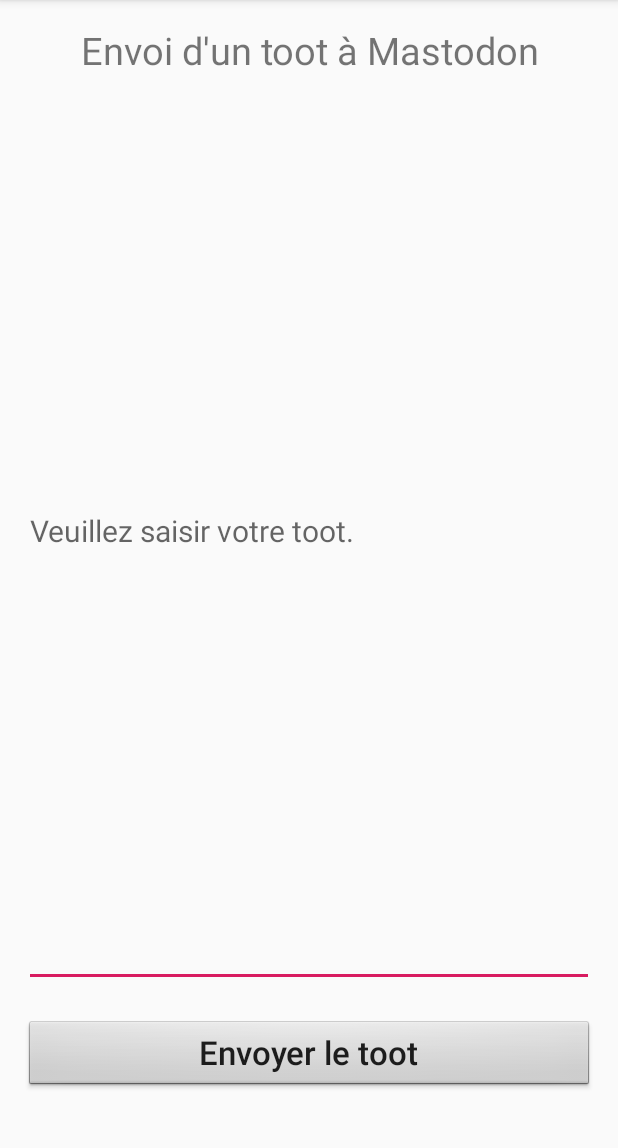
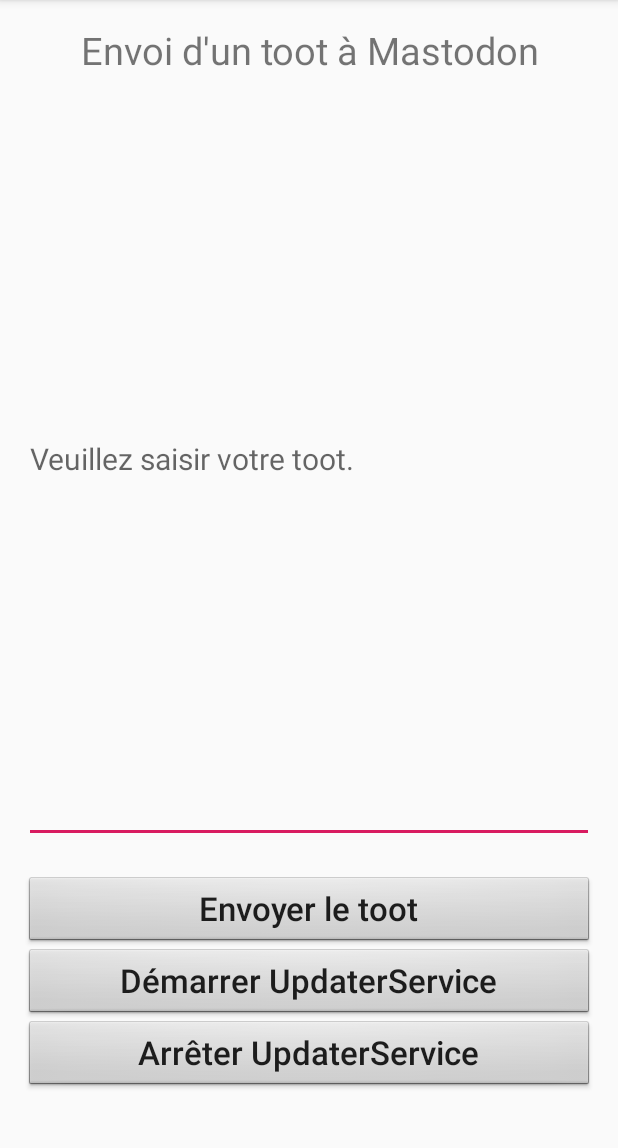
Before and after one commit to NicholasPaquetCegepSI/Yamba, an Android app: the screen it shows after launch (StatusActivity), on a phone screen of 412 x 824 dp, the part 84-1232 px from its top. Run offline under Robolectric (Android 15) with nearby library versions, the phone set to English and light mode, and no system bars; libraries missing offline, so code that uses them is left out: social.bigbone, social.bigbone.api.

Commit message:
Création d'un service de récupération de toot qui roule aux 30 secondes.

```diff
--- a/app/src/main/java/net/info420/yamba/StatusActivity.java
+++ b/app/src/main/java/net/info420/yamba/StatusActivity.java
@@ -2,6 +2,8 @@
 
 import androidx.appcompat.app.AppCompatActivity;
 
+import android.annotation.SuppressLint;
+import android.content.Intent;
 import android.os.Bundle;
 import android.os.Handler;
 import android.util.Log;
@@ -9,8 +11,6 @@
 import android.widget.Button;
 import android.widget.EditText;
 import android.widget.Toast;
-
-import java.util.concurrent.atomic.AtomicBoolean;
 
 import social.bigbone.MastodonClient;
 import social.bigbone.MastodonRequest;
@@ -20,7 +20,8 @@
 public class StatusActivity extends AppCompatActivity implements View.OnClickListener {
     private static final String TAG = "StatusActivity";
     EditText editStatus;
-    Button buttonUpdate;
+    Button buttonUpdate, buttonStartUpdaterService, buttonStopUpdaterService;
+    Intent intentUpdaterService;
     MastodonClient client;
     MastodonRequest<Status> request;
     Handler handler;
@@ -34,15 +35,26 @@
         // Composantes
         editStatus = findViewById(R.id.editStatus);
         buttonUpdate = findViewById(R.id.buttonUpdate);
+        buttonStartUpdaterService = findViewById(R.id.buttonStartUpdaterService);
+        buttonStopUpdaterService = findViewById(R.id.buttonStopUpdaterService);
+
+        intentUpdaterService = new Intent(this, UpdaterService.class);
+
+        // Listeners
         buttonUpdate.setOnClickListener(this);
+        buttonStartUpdaterService.setOnClickListener(this);
+        buttonStopUpdaterService.setOnClickListener(this);
 
         handler = new Handler();
     }
 
+    @SuppressLint("NonConstantResourceId")
     @Override
     public void onClick(View view) {
         String status;
 
+        switch (view.getId()) {
+            case R.id.buttonUpdate:
                 status = editStatus.getText().toString();
 
                 new Thread(() -> {
@@ -59,5 +71,22 @@
                     }
                     handler.post(() -> Toast.makeText(StatusActivity.this, message[0], Toast.LENGTH_LONG).show());
                 }).start();
+                break;
+
+            case R.id.buttonStartUpdaterService:
+                startService(intentUpdaterService);
+                break;
+
+            case R.id.buttonStopUpdaterService:
+                stopService(intentUpdaterService);
+                break;
         }
     }
+
+    @Override
+    protected void onDestroy() {
+        super.onDestroy();
+
+        stopService(intentUpdaterService);
+    }
+}
--- a/app/src/main/res/layout/status_layout.xml
+++ b/app/src/main/res/layout/status_layout.xml
@@ -13,20 +13,16 @@
 
 
     <TextView
+        style="@style/titleStyle"
         android:id="@+id/textView"
-        android:layout_width="match_parent"
-        android:layout_height="wrap_content"
-        android:layout_gravity="center_horizontal"
-        android:gravity="center_horizontal"
-        android:textSize="25sp"
         android:text="@string/titleStatusUpdate" />
 
     <EditText
         android:id="@+id/editStatus"
+        android:hint="@string/hintStatus"
         android:layout_width="match_parent"
         android:layout_height="0dp"
         android:layout_weight="1"
-        android:hint="@string/hintStatus"
         android:textSize="20sp"
         android:inputType="textMultiLine"
         android:layout_marginBottom="22dp"
@@ -44,4 +40,30 @@
         android:textAllCaps="false"
         android:textSize="22sp"
         />
+
+    <Button
+        android:id="@+id/buttonStartUpdaterService"
+        android:layout_width="match_parent"
+        android:layout_height="wrap_content"
+        android:background="@android:drawable/btn_default"
+        android:clickable="true"
+        android:focusable="true"
+        android:layout_gravity="center_horizontal"
+        android:text="@string/buttonStartUpdateService"
+        android:textAllCaps="false"
+        android:textSize="22sp"
+        />
+
+    <Button
+        android:id="@+id/buttonStopUpdaterService"
+        android:layout_width="match_parent"
+        android:layout_height="wrap_content"
+        android:background="@android:drawable/btn_default"
+        android:clickable="true"
+        android:focusable="true"
+        android:layout_gravity="center_horizontal"
+        android:text="@string/buttonStopUpdateService"
+        android:textAllCaps="false"
+        android:textSize="22sp"
+        />
 </LinearLayout>
--- /dev/null
+++ b/app/src/main/res/values/myStyles.xml
@@ -0,0 +1,12 @@
+<?xml version="1.0" encoding="utf-8"?>
+<resources>
+
+    <style name="titleStyle">
+        <item name="android:layout_width">wrap_content</item>
+        <item name="android:layout_height">wrap_content</item>
+        <item name="android:layout_gravity">center_horizontal</item>
+        <item name="android:gravity">center_horizontal</item>
+        <item name="android:textSize">25sp</item>
+    </style>
+
+</resources>
--- a/app/src/main/res/values/strings.xml
+++ b/app/src/main/res/values/strings.xml
@@ -3,8 +3,18 @@
     <string name="titleStatusUpdate">Envoi d\'un toot à Mastodon</string>
     <string name="hintStatus">Veuillez saisir votre toot.</string>
     <string name="buttonUpdate">Envoyer le toot</string>
+
+    <string name="buttonStartUpdateService">Démarrer UpdaterService</string>
+    <string name="buttonStopUpdateService">Arrêter UpdaterService</string>
+
+    <string name="updaterServiceStarted">UpdaterService est en fonction</string>
+    <string name="updaterServiceAlreadyStarted">UpdaterService est déjà en fonction</string>
+    <string name="updaterServiceStopped">UpdaterService n\'est plus en fonction</string>
+
     <string name="tootIsSent">Votre toot a été envoyé à Mastodon</string>
+    <string name="timelineReceived">Le timeline de l\'usager a été recupéré de Mastodon</string>
     <string name="bigBoneException">Impossible d\'accéder au serveur Mastodon </string>
+    <string name="exception">Un problème est survenu lors de l\'éxécution</string>
 
     <string name="instanceHostname">mastodon.social</string>
     <string name="accessToken">3mDybADkOOU2oP4nKPmpo88kN7FeMpskiTzICaKqwnU</string>
--- a/gradle.properties
+++ b/gradle.properties
@@ -19,3 +19,4 @@
 # resources declared in the library itself and none from the library's dependencies,
 # thereby reducing the size of the R class for that library
 android.nonTransitiveRClass=true
+android.nonFinalResIds=false
```
Also changed, not shown: app/src/main/AndroidManifest.xml (+7 -1 lines), app/src/main/java/net/info420/yamba/UpdaterService.java (added, +176 -0 lines). Lines whose indentation alone changed are shown as unchanged.
